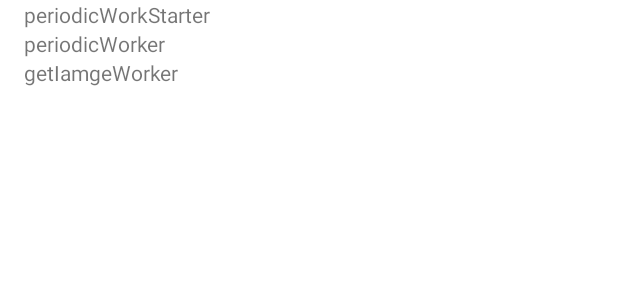
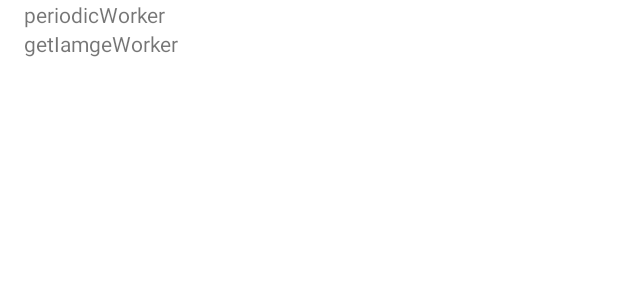
Before and after one commit to o-hackee/MyBingWallpapers, an Android app: the layout activity_main.xml on its own in the app's theme, with its tools: preview values and no code run, on a phone screen of 412 x 824 dp. Shown: the top 300 px of the screen. Run offline under Robolectric (Android 15) with nearby library versions, the phone set to English and light mode, and no system bars.

Commit message:
periodic work started with initial delay (got rid of dedicated starter)

```diff
--- a/app/src/main/java/com/example/mybingwallpapers/WorkStatusViewModel.kt
+++ b/app/src/main/java/com/example/mybingwallpapers/WorkStatusViewModel.kt
@@ -9,11 +9,9 @@ import androidx.work.WorkManager
 
 class WorkStatusViewModel(application: Application) : AndroidViewModel(application) {
 
-    private val periodicWorkStarterInfos: LiveData<List<WorkInfo>> = WorkManager.getInstance(application).getWorkInfosForUniqueWorkLiveData(PeriodicWorkStarter.workName)
     private val periodicWorkerInfos: LiveData<List<WorkInfo>> = WorkManager.getInstance(application).getWorkInfosForUniqueWorkLiveData(PeriodicWorker.workName)
     private val getImageWorkerInfos: LiveData<List<WorkInfo>> = WorkManager.getInstance(application).getWorkInfosForUniqueWorkLiveData(GetImageWorker.workName)
 
-    val displayPeriodicWorkStarterInfos = Transformations.map(periodicWorkStarterInfos) { workStatus(it, PeriodicWorkStarter.workName) }
     val displayPeriodicWorkerInfos = Transformations.map(periodicWorkerInfos) { workStatus(it, PeriodicWorker.workName) }
     val displayGetImageWorkerInfos = Transformations.map(getImageWorkerInfos) { workStatus(it, GetImageWorker.workName) }
 
--- a/app/src/main/res/layout/activity_main.xml
+++ b/app/src/main/res/layout/activity_main.xml
@@ -30,23 +30,12 @@
             app:layout_constraintTop_toBottomOf="@+id/settings_container">
 
             <com.google.android.material.textview.MaterialTextView
-                android:id="@+id/statusViewPeriodicWorkStarter"
+                android:id="@+id/statusViewPeriodicWorker"
                 android:layout_width="wrap_content"
                 android:layout_height="wrap_content"
                 android:paddingStart="16dp"
                 app:layout_constraintStart_toStartOf="parent"
                 app:layout_constraintTop_toTopOf="parent"
-                android:text="@{viewModel.displayPeriodicWorkStarterInfos}"
-                tools:text="periodicWorkStarter">
-
-            </com.google.android.material.textview.MaterialTextView>
-            <com.google.android.material.textview.MaterialTextView
-                android:id="@+id/statusViewPeriodicWorker"
-                android:layout_width="wrap_content"
-                android:layout_height="wrap_content"
-                android:paddingStart="16dp"
-                app:layout_constraintStart_toStartOf="parent"
-                app:layout_constraintTop_toBottomOf="@+id/statusViewPeriodicWorkStarter"
                 android:text="@{viewModel.displayPeriodicWorkerInfos}"
                 tools:text="periodicWorker">
 
```
Also changed, not shown: app/src/main/java/com/example/mybingwallpapers/MySettingsFragment.kt (+12 -8 lines), app/src/main/java/com/example/mybingwallpapers/Workers.kt (+2 -40 lines).
